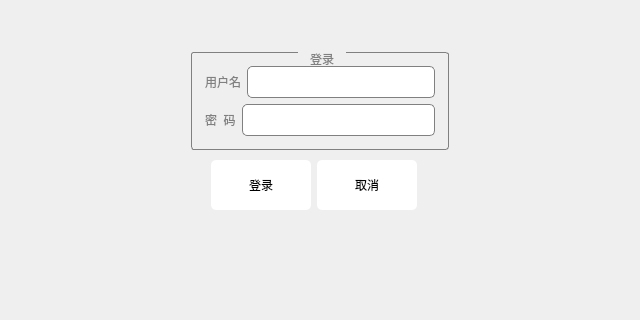
First picture: the form in Demo/deloginwidget.ui, repository 13438120136/XDemo, before the edit; both pictures show x 0 to 640 and y 0 to 320 of the 640 by 480 pixel window.
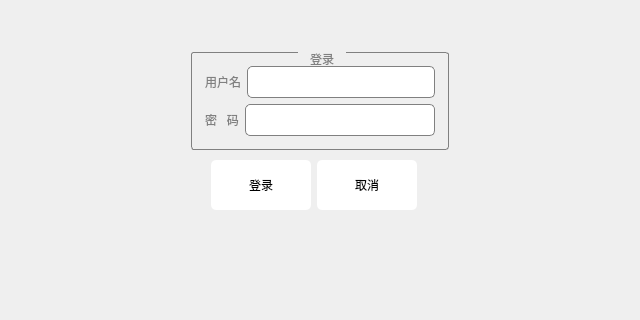
Second picture: the form after the edit. Custom widgets are drawn as their Qt base class.

Diff of the .ui file:
```diff
--- a/Demo/deloginwidget.ui
+++ b/Demo/deloginwidget.ui
@@ -168,7 +168,7 @@
               <property name="maximumSize">
                <size>
                 <width>302</width>
-                <height>210</height>
+                <height>220</height>
                </size>
               </property>
               <property name="styleSheet">
@@ -222,7 +222,7 @@
                     </size>
                    </property>
                    <property name="text">
-                    <string>密  码</string>
+                    <string>密   码</string>
                    </property>
                   </widget>
                  </item>
```
Left out of the diff: 4 changed lines with no effect on the pictures.
